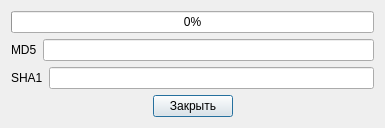
First picture: the form in plugins/HashCalculator/controldialog.ui, repository RA9OAJ/rexloader, before the edit.
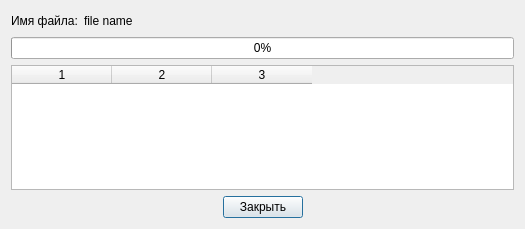
Second picture: the form after the edit.

What changed in the file:
```diff
--- a/plugins/HashCalculator/controldialog.ui
+++ b/plugins/HashCalculator/controldialog.ui
@@ -6,14 +6,45 @@
    <rect>
     <x>0</x>
     <y>0</y>
-    <width>385</width>
-    <height>123</height>
+    <width>525</width>
+    <height>229</height>
    </rect>
   </property>
   <property name="windowTitle">
    <string>Расчёт контрольных сумм</string>
   </property>
   <layout class="QVBoxLayout" name="verticalLayout">
+   <item>
+    <layout class="QHBoxLayout" name="horizontalLayout_2">
+     <item>
+      <widget class="QLabel" name="label">
+       <property name="text">
+        <string>Имя файла:</string>
+       </property>
+      </widget>
+     </item>
+     <item>
+      <widget class="QLabel" name="file_name">
+       <property name="text">
+        <string>file name</string>
+       </property>
+      </widget>
+     </item>
+     <item>
+      <spacer name="horizontalSpacer_3">
+       <property name="orientation">
+        <enum>Qt::Horizontal</enum>
+       </property>
+       <property name="sizeHint" stdset="0">
+        <size>
+         <width>40</width>
+         <height>20</height>
+        </size>
+       </property>
+      </spacer>
+     </item>
+    </layout>
+   </item>
    <item>
     <widget class="QProgressBar" name="progressBar">
      <property name="value">
@@ -22,44 +53,24 @@
     </widget>
    </item>
    <item>
-    <layout class="QHBoxLayout" name="horizontalLayout_2">
-     <item>
-      <widget class="QLabel" name="label">
-       <property name="text">
-        <string>MD5</string>
-       </property>
-      </widget>
-     </item>
-     <item>
-      <widget class="QLineEdit" name="md5_result">
-       <property name="readOnly">
-        <bool>true</bool>
-       </property>
-      </widget>
-     </item>
-    </layout>
+    <widget class="QTableWidget" name="table">
+     <property name="verticalScrollMode">
+      <enum>QAbstractItemView::ScrollPerPixel</enum>
+     </property>
+     <property name="horizontalScrollMode">
+      <enum>QAbstractItemView::ScrollPerPixel</enum>
+     </property>
+     <property name="columnCount">
+      <number>3</number>
+     </property>
+     <column/>
+     <column/>
+     <column/>
+    </widget>
    </item>
    <item>
     <layout class="QHBoxLayout" name="horizontalLayout">
      <item>
-      <widget class="QLabel" name="label_2">
-       <property name="text">
-        <string>SHA1</string>
-       </property>
-      </widget>
-     </item>
-     <item>
-      <widget class="QLineEdit" name="sha1_result">
-       <property name="readOnly">
-        <bool>true</bool>
-       </property>
-      </widget>
-     </item>
-    </layout>
-   </item>
-   <item>
-    <layout class="QHBoxLayout" name="horizontalLayout_3">
-     <item>
       <spacer name="horizontalSpacer">
        <property name="orientation">
         <enum>Qt::Horizontal</enum>
@@ -94,19 +105,6 @@
      </item>
     </layout>
    </item>
-   <item>
-    <spacer name="verticalSpacer">
-     <property name="orientation">
-      <enum>Qt::Vertical</enum>
-     </property>
-     <property name="sizeHint" stdset="0">
-      <size>
-       <width>20</width>
-       <height>40</height>
-      </size>
-     </property>
-    </spacer>
-   </item>
   </layout>
  </widget>
  <resources/>
```
Left out of the diff: 22 changed lines with no effect on the pictures.
